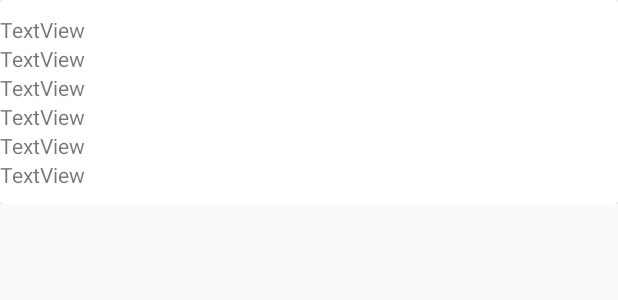
After one commit to kuroa-me/cis454-blood, an Android app: the layout donor_history_listitem.xml on its own in the app's theme, with its tools: preview values and no code run, on a phone screen of 412 x 824 dp. The commit adds this screen. Shown: the top 300 px of the screen. Run offline under Robolectric (Android 15) with nearby library versions, the phone set to English and light mode, and no system bars.

Commit message:
try recycle view

```diff
--- /dev/null
+++ b/frontend-android/app/src/main/res/layout/donor_history_listitem.xml
@@ -0,0 +1,55 @@
+<?xml version="1.0" encoding="utf-8"?>
+<LinearLayout xmlns:android="http://schemas.android.com/apk/res/android"
+    android:orientation="vertical" android:layout_width="match_parent"
+    android:layout_height="wrap_content">
+
+    <androidx.cardview.widget.CardView
+        android:layout_width="match_parent"
+        android:layout_height="match_parent">
+
+        <LinearLayout
+            android:id="@+id/donor_history_linearLayout"
+            android:layout_width="match_parent"
+            android:layout_height="wrap_content"
+            android:layout_marginVertical="10dp"
+            android:orientation="vertical">
+
+            <TextView
+                android:id="@+id/history_listitem_donor_id"
+                android:layout_width="match_parent"
+                android:layout_height="wrap_content"
+                android:text="TextView" />
+
+            <TextView
+                android:id="@+id/history_listitem_blood_type"
+                android:layout_width="match_parent"
+                android:layout_height="wrap_content"
+                android:text="TextView" />
+
+            <TextView
+                android:id="@+id/history_listitem_date_received"
+                android:layout_width="match_parent"
+                android:layout_height="wrap_content"
+                android:text="TextView" />
+
+            <TextView
+                android:id="@+id/history_listitem_used"
+                android:layout_width="match_parent"
+                android:layout_height="wrap_content"
+                android:text="TextView" />
+
+            <TextView
+                android:id="@+id/history_listitem_date_used"
+                android:layout_width="match_parent"
+                android:layout_height="wrap_content"
+                android:text="TextView" />
+
+            <TextView
+                android:id="@+id/history_listitem_used_by"
+                android:layout_width="match_parent"
+                android:layout_height="wrap_content"
+                android:text="TextView" />
+        </LinearLayout>
+
+    </androidx.cardview.widget.CardView>
+</LinearLayout>
--- a/frontend-android/app/src/main/res/layout/donor_vreq_listitem.xml
+++ b/frontend-android/app/src/main/res/layout/donor_vreq_listitem.xml
@@ -5,9 +5,11 @@
 
     <androidx.cardview.widget.CardView
         android:layout_width="match_parent"
-        android:layout_height="match_parent" >
+        android:layout_height="match_parent"
+        android:layout_marginVertical="10dp">
 
         <LinearLayout
+            android:id="@+id/donor_vreq_linearLayout"
             android:layout_width="match_parent"
             android:layout_height="wrap_content"
             android:orientation="vertical">
```
Also changed, not shown: frontend-android/app/src/main/java/com/example/bloodbank/donor_history_adapter.java (added, +52 -0 lines), frontend-android/app/src/main/java/com/example/bloodbank/donor_history_listitem.java (added, +44 -0 lines), frontend-android/app/src/main/java/com/example/bloodbank/donor_vreq_adapter.java (+12 -1 lines), frontend-android/app/src/main/res/layout/fragment_donor_history.xml (+7 -1 lines).
